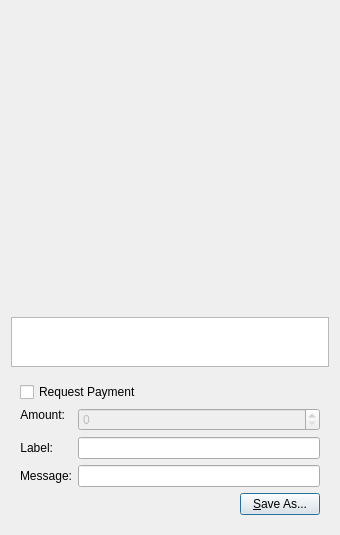
The window that src/qt/forms/qrcodedialog.ui (CryptoCoderz/UgandanKnucklesCoin) describes before a commit, drawn with Qt 5.
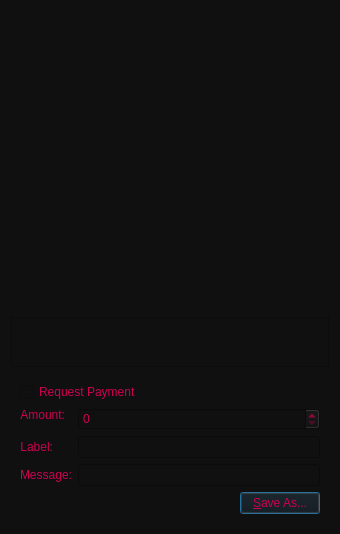
The same window after the commit. Custom widgets are drawn as their Qt base class.

Diff of the .ui file:
```diff
--- a/src/qt/forms/qrcodedialog.ui
+++ b/src/qt/forms/qrcodedialog.ui
@@ -13,6 +13,10 @@
   <property name="windowTitle">
    <string>QR Code Dialog</string>
   </property>
+  <property name="styleSheet">
+   <string notr="true">color: rgb(204, 1, 80);
+background-color: rgb(16, 16, 16);</string>
+  </property>
   <layout class="QVBoxLayout" name="verticalLayout_3">
    <item>
     <widget class="QLabel" name="lblQRCode">
```
Left out of the diff: 1 changed line with no effect on the pictures.
